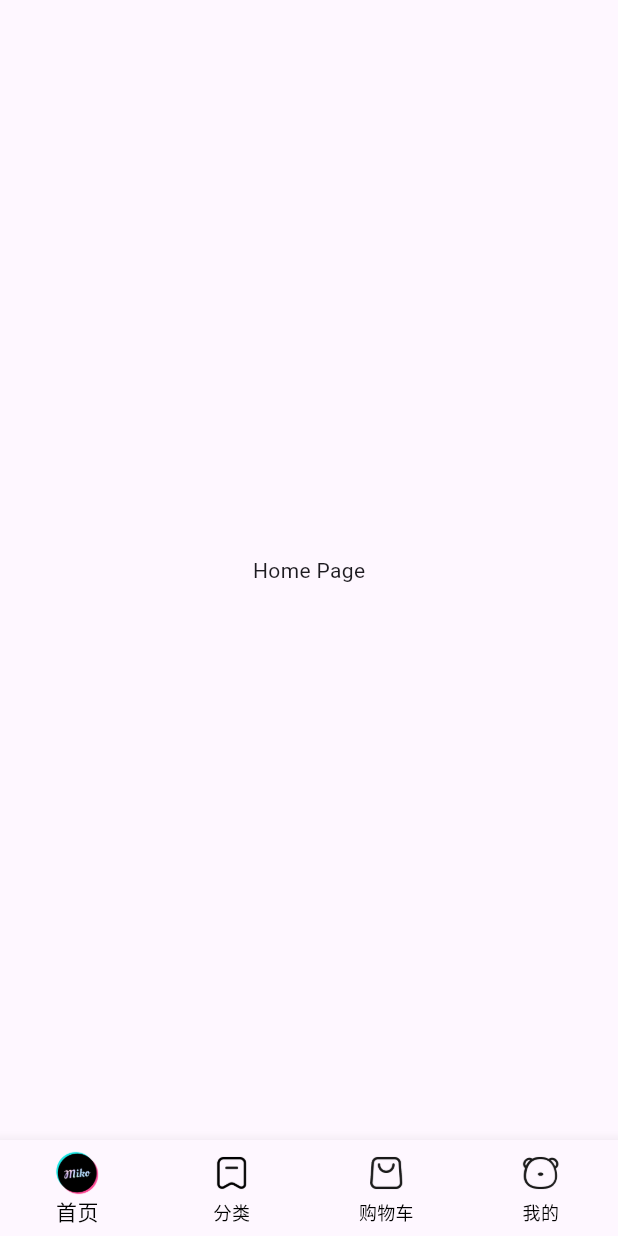
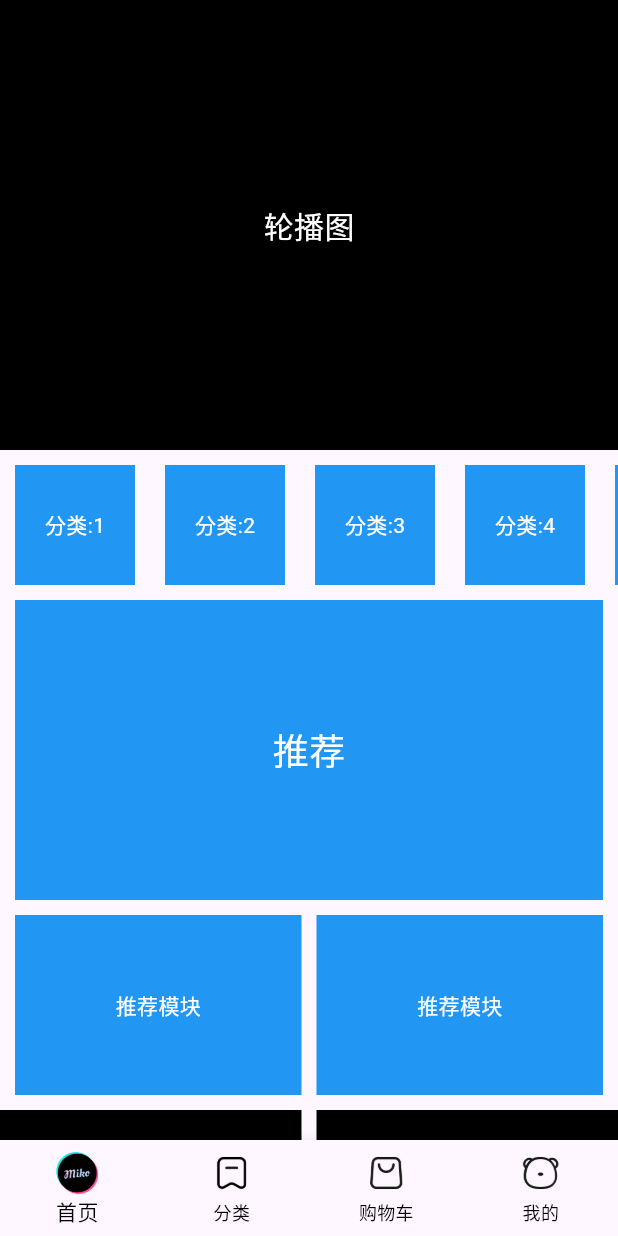
Before and after one commit to feelonewong/hm_store_app, a Flutter app: the screen it shows after launch, on a phone screen of 412 x 824 dp. Run offline on Flutter 3.47's test engine with Material 3 defaults, Android fonts, the light colour scheme and no system bars; our stand-ins replace get.

Commit message:
feat(hm_store_shop): 首页骨架屏布局

```diff
--- a/lib/components/Home/HmCategory.dart
+++ b/lib/components/Home/HmCategory.dart
@@ -10,6 +10,26 @@ class HmCategory extends StatefulWidget {
 class _HmCategoryState extends State<HmCategory> {
   @override
   Widget build(BuildContext context) {
-    return const Placeholder();
+    // 返回横向滚动的组件
+    return SizedBox(
+      height: 80,
+      child: ListView.builder(
+        itemCount: 10,
+        scrollDirection: Axis.horizontal,
+        itemBuilder: (BuildContext context, int index) {
+          return Container(
+            width: 80,
+            height: 100,
+            alignment: Alignment(0, 0),
+            margin: EdgeInsets.symmetric(horizontal: 10),
+            decoration: BoxDecoration(color: Colors.blue),
+            child: Text(
+              "分类:${index + 1}",
+              style: TextStyle(color: Colors.white),
+            ),
+          );
+        },
+      ),
+    );
   }
 }
--- a/lib/components/Home/HmHot.dart
+++ b/lib/components/Home/HmHot.dart
@@ -10,6 +10,11 @@ class HmHot extends StatefulWidget {
 class _HmHotState extends State<HmHot> {
   @override
   Widget build(BuildContext context) {
-    return const Placeholder();
+    return Container(
+      decoration: BoxDecoration(color: Colors.blue),
+      height: 120,
+      alignment: Alignment(0, 0),
+      child: Text('推荐模块', style: TextStyle(color: Colors.white)),
+    );
   }
 }
--- a/lib/components/Home/HmMoreList.dart
+++ b/lib/components/Home/HmMoreList.dart
@@ -10,6 +10,20 @@ class HmMoreList extends StatefulWidget {
 class _HmMoreListState extends State<HmMoreList> {
   @override
   Widget build(BuildContext context) {
-    return const Placeholder();
+    return SliverGrid.builder(
+      gridDelegate: SliverGridDelegateWithFixedCrossAxisCount(
+        // 设置网格2列
+        crossAxisCount: 2,
+        mainAxisSpacing: 10, //主轴间距为10
+        crossAxisSpacing: 10, // 交叉轴间距为10
+      ),
+      itemBuilder: (BuildContext context, int index) {
+        return Container(
+          alignment: Alignment(0, 0),
+          decoration: BoxDecoration(color: Colors.black),
+          child: Text('无线加载模块', style: TextStyle(color: Colors.white)),
+        );
+      },
+    );
   }
 }
--- a/lib/components/Home/HmSlider.dart
+++ b/lib/components/Home/HmSlider.dart
@@ -10,6 +10,11 @@ class HmSlider extends StatefulWidget {
 class _HmSliderState extends State<HmSlider> {
   @override
   Widget build(BuildContext context) {
-    return const Placeholder();
+    return Container(
+      height: 300,
+      alignment: Alignment(0, 0),
+      decoration: BoxDecoration(color: Colors.black),
+      child: Text("轮播图", style: TextStyle(color: Colors.white, fontSize: 20)),
+    );
   }
 }
--- a/lib/components/Home/HmSuggestion.dart
+++ b/lib/components/Home/HmSuggestion.dart
@@ -10,6 +10,14 @@ class HmSuggestion extends StatefulWidget {
 class _HmSuggestionState extends State<HmSuggestion> {
   @override
   Widget build(BuildContext context) {
-    return const Placeholder();
+    return Padding(
+      padding: EdgeInsets.symmetric(horizontal: 10),
+      child: Container(
+        height: 200,
+        alignment: Alignment(0, 0),
+        decoration: BoxDecoration(color: Colors.blue),
+        child: Text('推荐', style: TextStyle(color: Colors.white, fontSize: 24)),
+      ),
+    );
   }
 }
--- a/lib/pages/Home/index.dart
+++ b/lib/pages/Home/index.dart
@@ -1,4 +1,9 @@
 import 'package:flutter/material.dart';
+import 'package:hm_store_app/components/Home/HmCategory.dart';
+import 'package:hm_store_app/components/Home/HmHot.dart';
+import 'package:hm_store_app/components/Home/HmMoreList.dart';
+import 'package:hm_store_app/components/Home/HmSlider.dart';
+import 'package:hm_store_app/components/Home/HmSuggestion.dart';
 
 class HomeView extends StatefulWidget {
   const HomeView({super.key});
@@ -8,12 +13,35 @@ class HomeView extends StatefulWidget {
 }
 
 class _HomeViewState extends State<HomeView> {
+  List<Widget> _getScrollChildren() {
+    return [
+      SliverToBoxAdapter(child: HmSlider()),
+      SliverToBoxAdapter(child: SizedBox(height: 10)),
+      SliverToBoxAdapter(child: HmCategory()),
+      SliverToBoxAdapter(child: SizedBox(height: 10)),
+      SliverToBoxAdapter(child: HmSuggestion()),
+      SliverToBoxAdapter(child: SizedBox(height: 10)),
+      SliverToBoxAdapter(
+        child: Padding(
+          padding: EdgeInsets.symmetric(horizontal: 10),
+          child: Flex(
+            direction: Axis.horizontal,
+            children: [
+              Expanded(child: HmHot()),
+              SizedBox(width: 10),
+              Expanded(child: HmHot()),
+            ],
+          ),
+        ),
+      ),
+      SliverToBoxAdapter(child: SizedBox(height: 10)),
+
+      HmMoreList(),
+    ];
+  }
+
   @override
   Widget build(BuildContext context) {
-    return Scaffold(
-      body: Center(
-        child: Text("Home Page"),
-      ),
-    );
+    return CustomScrollView(slivers: _getScrollChildren());
   }
 }
```
